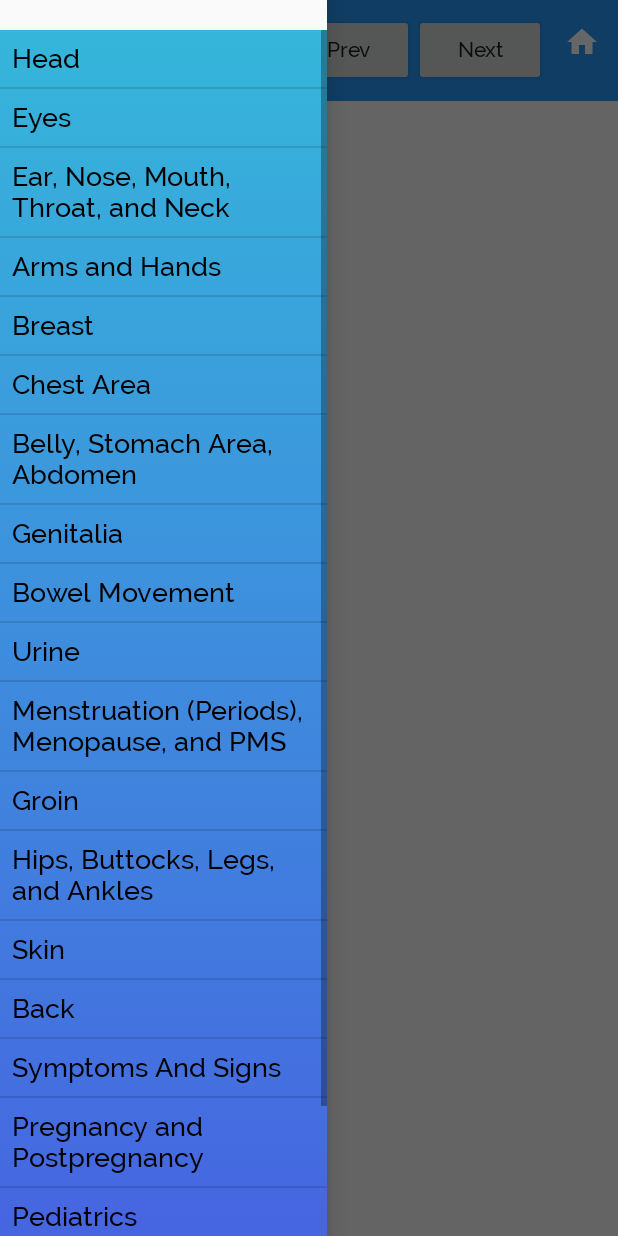
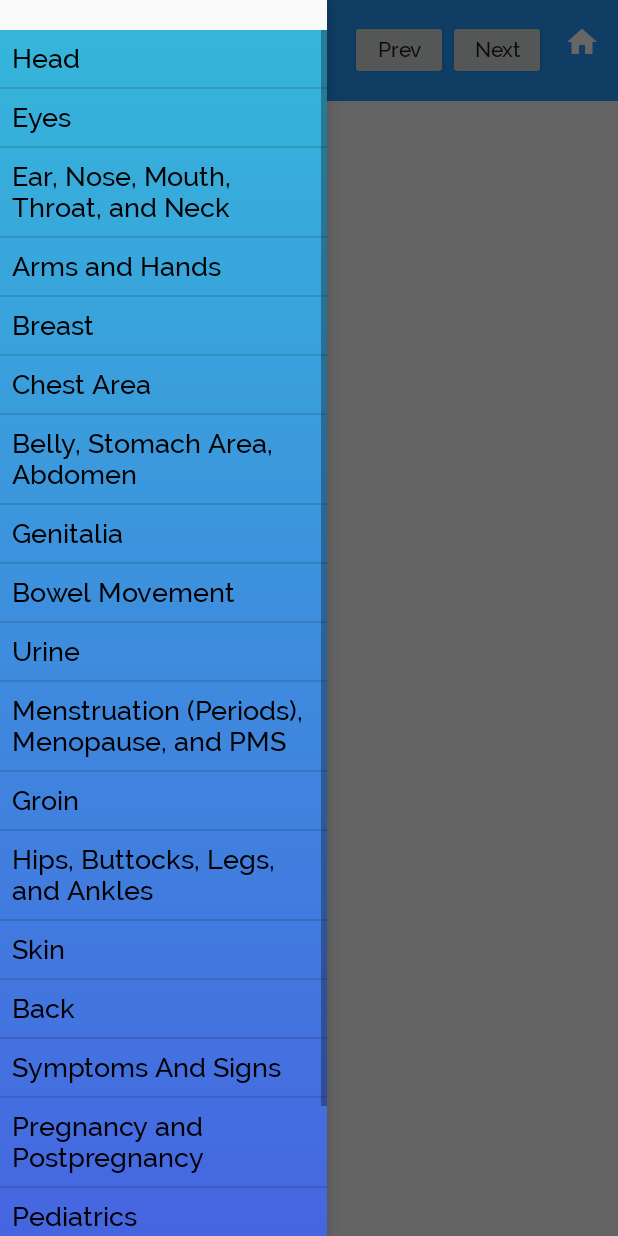
Before and after one commit to Yunnyhajeon/teameron, an Android app: the ebook screen opened directly, with no data from a screen before it, with the side drawer open, on a phone screen of 412 x 824 dp. Run offline under Robolectric (Android 15) with nearby library versions, the phone set to English and light mode, and no system bars; our stand-ins replace navigation-ui.

Commit message:
Merge branch 'master' of https://github.com/Yunnyhajeon/teameron into ebookbuttons
# Conflicts:
#	app/app.iml

```diff
--- a/app/src/main/res/layout/app_bar_ebook.xml
+++ b/app/src/main/res/layout/app_bar_ebook.xml
@@ -38,22 +38,20 @@
 
         <Button
             android:id="@+id/button2"
-            android:layout_width="wrap_content"
-            android:layout_height="wrap_content"
+            android:layout_width="65dp"
+            android:layout_height="40dp"
             android:layout_alignParentStart="true"
-            android:layout_alignParentBottom="true"
             android:layout_gravity="right"
             android:text="Next" />
 
         <Button
             android:id="@+id/button1"
-            android:layout_width="wrap_content"
-            android:layout_height="wrap_content"
+            android:layout_width="65dp"
+            android:layout_height="40dp"
             android:layout_alignParentStart="true"
             android:layout_alignParentBottom="true"
             android:layout_gravity="right"
             android:text="Prev" />
-
 
 
     </androidx.appcompat.widget.Toolbar>
```
Also changed, not shown: app/src/main/java/com/example/eron/ebook.java (+6 -8 lines), app/src/main/java/com/example/eron/medical_guide_fragment.java (+9 -8 lines), 2 other files.
